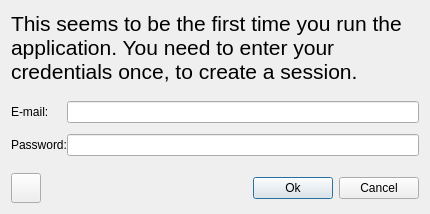
meganz/MEGAchat, file examples/qtmegachatapi/LoginDialog.ui: the form before one commit.
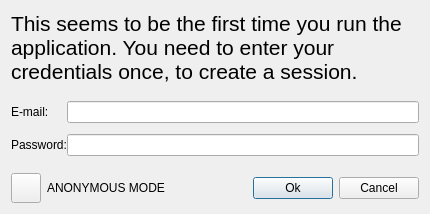
The form after the commit. Icons and pictures are not drawn.

Patch:
```diff
--- a/examples/qtmegachatapi/LoginDialog.ui
+++ b/examples/qtmegachatapi/LoginDialog.ui
@@ -6,7 +6,7 @@
    <rect>
     <x>0</x>
     <y>0</y>
-    <width>427</width>
+    <width>428</width>
     <height>214</height>
    </rect>
   </property>
@@ -132,7 +132,7 @@
         </size>
        </property>
        <property name="text">
-        <string/>
+        <string>ANONYMOUS MODE</string>
        </property>
       </widget>
      </item>
```
Lines whose indentation alone changed are shown as unchanged.
